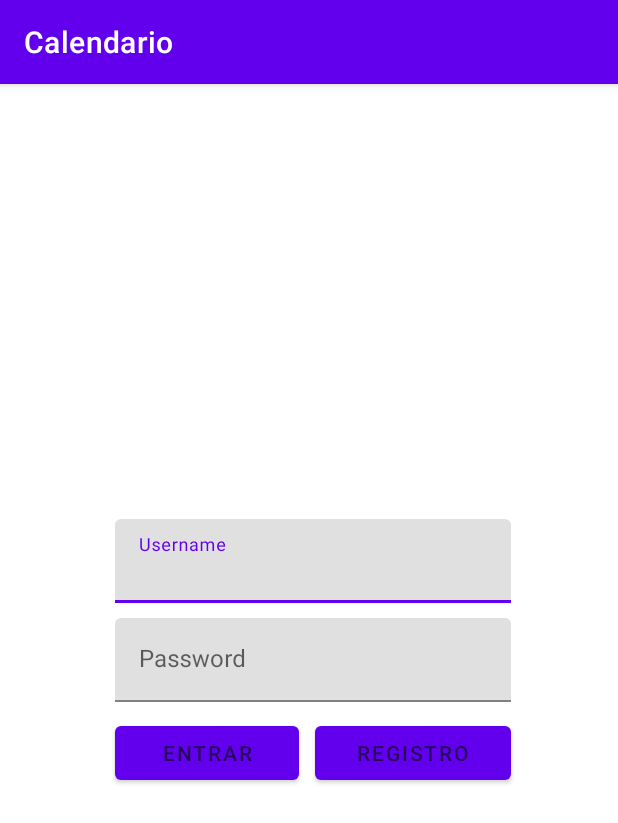
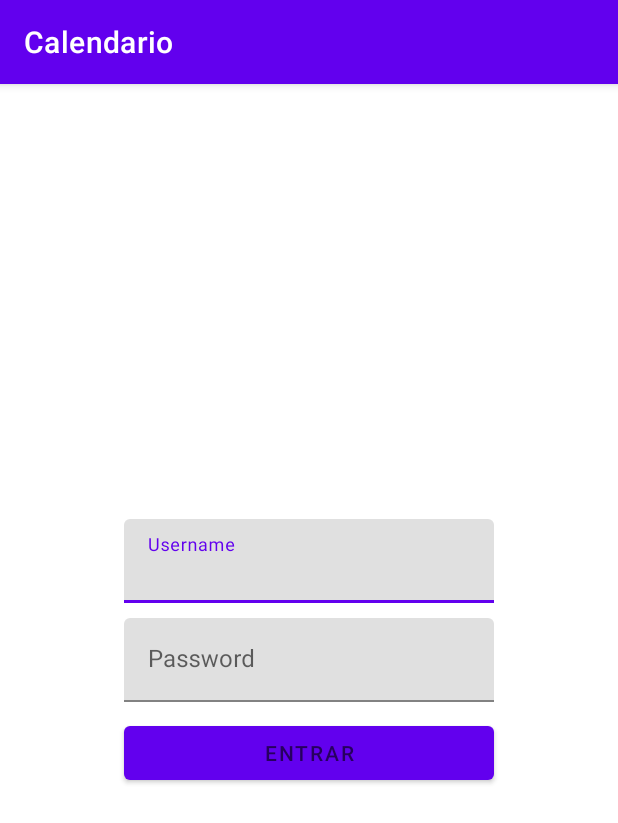
Before and after one commit to RodrigoZafra/First, an Android app: the screen it shows after launch (MainActivity), on a phone screen of 412 x 824 dp. Shown: the top 823 px of the screen. Run offline under Robolectric (Android 15) with nearby library versions, the phone set to English and light mode, and no system bars.

Commit message:
ventana de login

```diff
--- a/app/src/main/res/layout/activity_main.xml
+++ b/app/src/main/res/layout/activity_main.xml
@@ -51,24 +51,9 @@
         android:layout_height="wrap_content"
         android:layout_marginTop="10dp"
         android:hint="ENTRAR"
-        android:layout_marginRight="5dp"
         app:layout_constraintStart_toStartOf="@id/guideline2"
         app:layout_constraintTop_toBottomOf="@id/til2"
-        app:layout_constraintEnd_toEndOf="@id/guideline5">
-
-
-    </Button>
-
-    <Button
-        android:id="@+id/button2"
-        android:layout_width="0dp"
-        android:layout_height="wrap_content"
-        android:layout_marginTop="10dp"
-        android:layout_marginLeft="5dp"
-        android:hint="REGISTRO"
-        app:layout_constraintEnd_toEndOf="@id/guideline4"
-        app:layout_constraintStart_toStartOf="@id/guideline5"
-        app:layout_constraintTop_toBottomOf="@id/til2">
+        app:layout_constraintEnd_toEndOf="@id/guideline4">
 
 
     </Button>
@@ -78,21 +63,14 @@
         android:layout_width="wrap_content"
         android:layout_height="wrap_content"
         android:orientation="vertical"
-        app:layout_constraintGuide_begin="77dp" />
+        app:layout_constraintGuide_percent="0.20"/>
 
     <androidx.constraintlayout.widget.Guideline
         android:id="@+id/guideline4"
         android:layout_width="wrap_content"
         android:layout_height="wrap_content"
         android:orientation="vertical"
-        app:layout_constraintGuide_begin="341dp" />
-
-    <androidx.constraintlayout.widget.Guideline
-        android:id="@+id/guideline5"
-        android:layout_width="wrap_content"
-        android:layout_height="wrap_content"
-        android:orientation="vertical"
-        app:layout_constraintGuide_begin="205dp" />
+        app:layout_constraintGuide_percent="0.80"/>
 
 
 </androidx.constraintlayout.widget.ConstraintLayout>
```
